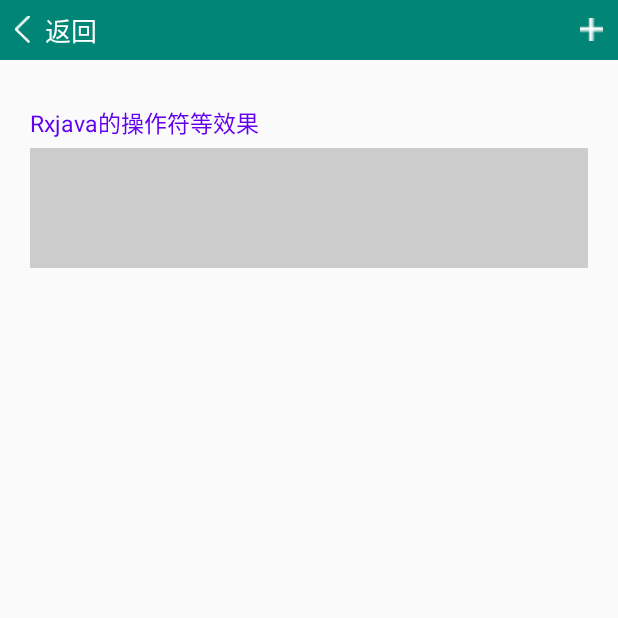
After one commit to DrYzy/ProjectAvalon, an Android app: the RxjavaActivity screen opened directly, with no data from a screen before it, on a phone screen of 412 x 824 dp, the top half of it. The commit adds this screen. Run offline under Robolectric (Android 15) with nearby library versions, the phone set to English and light mode, and no system bars; our stand-ins replace ButterKnife; libraries missing offline, so code that uses them is left out: rx.functions; 4 statements that could not run were skipped.

Commit message:
RXJAVA从零开始练手

```diff
--- a/app/build.gradle
+++ b/app/build.gradle
@@ -52,6 +52,9 @@ dependencies {
     // rxJava相关依赖
     implementation 'io.reactivex.rxjava2:rxjava:2.2.2'
     implementation 'io.reactivex.rxjava2:rxandroid:2.1.0'
+
+    implementation 'io.reactivex:rxjava:1.0.14'
+    implementation 'io.reactivex:rxandroid:1.0.1'
     // retrofit2相关依赖和插件
     implementation 'com.squareup.retrofit2:retrofit:2.4.0'
     implementation 'com.squareup.retrofit2:converter-gson:2.4.0'
--- a/app/src/main/AndroidManifest.xml
+++ b/app/src/main/AndroidManifest.xml
@@ -54,6 +54,9 @@
             android:name=".mvp.activity.AnimationActivity"
             android:screenOrientation="portrait"
             />
-
+        <activity
+            android:name=".mvp.activity.RxjavaActivity"
+            android:screenOrientation="portrait"
+            />
     </application>
 </manifest>
--- a/app/src/main/java/com/zero/avaloan/avalongate/ReadMe.java
+++ b/app/src/main/java/com/zero/avaloan/avalongate/ReadMe.java
@@ -18,5 +18,6 @@ public class ReadMe {
      * 14.序列化？（一般很少问到）
      * 15.消息传递机制
      * 16.滑动的弹性效果
+     * 17.各种基础算法
      * */
 }
--- /dev/null
+++ b/app/src/main/java/com/zero/avaloan/avalongate/mvp/activity/RxjavaActivity.java
@@ -0,0 +1,147 @@
+package com.zero.avaloan.avalongate.mvp.activity;
+
+import android.os.Bundle;
+import android.support.annotation.Nullable;
+import butterknife.ButterKnife;
+import com.zero.avaloan.avalongate.R;
+import com.zero.avaloan.avalongate.base.BaseActivity;
+import com.zero.avaloan.avalongate.bean.SubjectBean;
+import rx.Observable;
+import rx.Observer;
+import rx.Subscriber;
+import rx.functions.Action0;
+import rx.functions.Action1;
+
+import java.util.ArrayList;
+import java.util.List;
+
+public class RxjavaActivity extends BaseActivity {
+    private List<SubjectBean> mSubjectList ;
+    private int a = 0;
+    private int b = 0;
+    private int c = 0;
+    private int d = 0;
+    @Override
+    protected void onCreate(@Nullable Bundle savedInstanceState) {
+        super.onCreate(savedInstanceState);
+        setContentView(R.layout.activity_rxjava);
+        ButterKnife.bind(this);
+        super.init();
+    }
+
+    @Override
+    protected void instantiation() {
+        super.instantiation();
+        mSubjectList = new ArrayList<>();
+        showRxjavaSimple();
+    }
+
+    private void showRxjavaSimple(){
+        for(int i = 0;i<9;i++){
+            SubjectBean mBean = new SubjectBean();
+            mSubjectList.add(mBean);
+        }
+
+        //声明的时候不能只写数据类型，而是要写他们的封装类
+        String[] mNameArray = {"语文","数学","物理","化学","生物","英语","历史","政治","地理","体育"};
+        String[] mTeacherArray = {"杜老师","王老师","韩老师","杜老师","李老师","冯老师","张老师","王老师","韩老师","王老师"};
+        Integer[] mScoreArray = {120,130,99,77,57,120,70,85,60,30};
+        Boolean[] mNecessary = {true,true,true,true,true,false,false,false,false,true};
+
+        //rxjava 的写法，rxjava2并不支持
+        Observable.from(mNameArray)
+                .subscribe(new Action1<String>() {
+                    @Override
+                    public void call(String s) {
+                        mSubjectList.get(a).setSubName(s);
+                        a++;
+                        System.out.println("onNext--> " + s);
+                    }
+                }, new Action1<Throwable>() {
+                    @Override
+                    public void call(Throwable throwable) {
+                        System.out.println("onError--> " + throwable.getMessage());
+                    }
+                }, new Action0() {
+                    @Override
+                    public void call() {
+                        System.out.println("onComplete");
+                    }
+                });
+        Observable.from(mTeacherArray)
+                .subscribe(new Observer<String>() {
+                    @Override
+                    public void onCompleted() {
+
+                    }
+
+                    @Override
+                    public void onError(Throwable e) {
+
+                    }
+
+                    @Override
+                    public void onNext(String s) {
+                        mSubjectList.get(b).setTeacherName(s);
+                        b++;
+                    }
+                });
+
+        Observable.from(mScoreArray)
+                .subscribe(new Subscriber<Integer>() {
+                    @Override
+                    public void onCompleted() {
+
+                    }
+
+                    @Override
+                    public void onError(Throwable e) {
+
+                    }
+
+                    @Override
+                    public void onNext(Integer s) {
+                        mSubjectList.get(c).setScore(s);
+                        c++;
+                    }
+                });
+
+        Observable.from(mNecessary)
+                .subscribe(new Subscriber<Boolean>() {
+                    @Override
+                    public void onCompleted() {
+
+                    }
+
+                    @Override
+                    public void onError(Throwable e) {
+
+                    }
+
+                    @Override
+                    public void onNext(Boolean s) {
+                        mSubjectList.get(d).setNecessary(s);
+                        d++;
+                    }
+                });
+
+        if(mSubjectList.size()>0){
+
+        }
+
+        /**
+         * Observer  和 subscriber 的区别
+         *
+         * 在 RxJava 的 subscribe 过程中，
+         * Observer 也总是会先被转换成一个 Subscriber 再使用。
+         * 所以如果你只想使用基本功能，
+         * 选择 Observer 和 Subscriber 是完全一样的
+         *
+         * Subscriber是Observer的实现类
+         * 区别：
+         * Subscriber 中有 onStart():开始
+         * Subscriber 中有 unSubscribe():解绑
+         *
+         * */
+    }
+}
--- /dev/null
+++ b/app/src/main/res/layout/activity_rxjava.xml
@@ -0,0 +1,30 @@
+<?xml version="1.0" encoding="utf-8"?>
+<LinearLayout xmlns:android="http://schemas.android.com/apk/res/android"
+              android:layout_width="match_parent"
+              android:layout_height="match_parent"
+              android:orientation="vertical"
+>
+    <include layout="@layout/common_title_bar"/>
+    <TextView
+        android:layout_width="wrap_content"
+        android:layout_height="wrap_content"
+        android:layout_marginTop="30dp"
+        android:layout_marginLeft="20dp"
+        android:textSize="15sp"
+        android:textColor="@color/design_default_color_primary"
+        android:text="Rxjava的操作符等效果"
+        />
+
+    <TextView
+        android:id="@+id/tv_rx1"
+        android:layout_width="match_parent"
+        android:layout_height="80dp"
+        android:layout_marginLeft="20dp"
+        android:layout_marginRight="20dp"
+        android:layout_marginTop="5dp"
+        android:background="@color/common_gray"
+        android:textSize="13sp"
+        android:textColor="@color/common_white"
+        />
+
+</LinearLayout>
```
Also changed, not shown: app/src/main/java/com/zero/avaloan/avalongate/base/HomeActivity.java (+7 -0 lines), app/src/main/java/com/zero/avaloan/avalongate/bean/SubjectBean.java (added, +40 -0 lines), app/src/main/res/layout/activity_home.xml (+14 -0 lines). Lines whose indentation alone changed are shown as unchanged.
